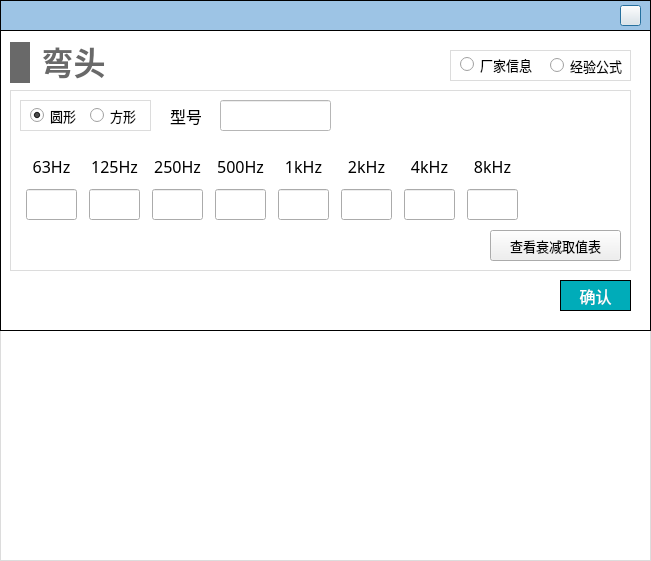
Old version of the form NoiseCalSoft/inputDialog/dialog_elbow.ui in the repository haobana/NoiCal.
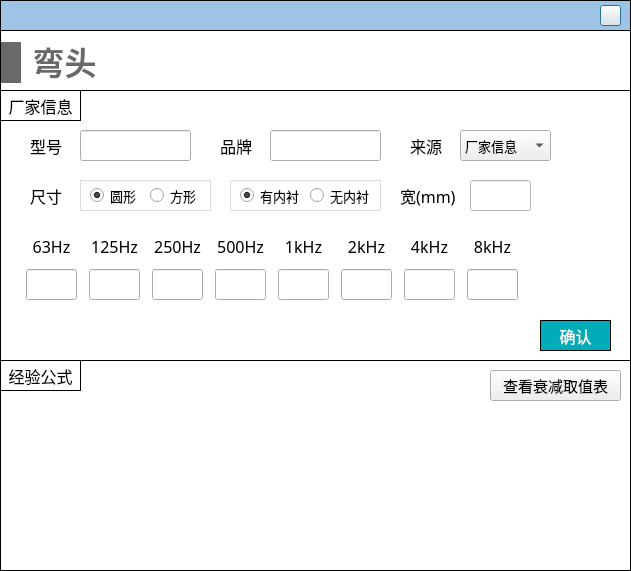
New version of the form. The open tabs and pages were chosen to show the change. Icons and pictures are not drawn.

What changed in the file:
```diff
--- a/NoiseCalSoft/inputDialog/dialog_elbow.ui
+++ b/NoiseCalSoft/inputDialog/dialog_elbow.ui
@@ -6,8 +6,8 @@
    <rect>
     <x>0</x>
     <y>0</y>
-    <width>651</width>
-    <height>561</height>
+    <width>631</width>
+    <height>571</height>
    </rect>
   </property>
   <property name="font">
@@ -40,7 +40,7 @@
     <rect>
      <x>0</x>
      <y>0</y>
-     <width>651</width>
+     <width>631</width>
      <height>31</height>
     </rect>
    </property>
@@ -55,7 +55,7 @@
    <widget class="QPushButton" name="close">
     <property name="geometry">
      <rect>
-      <x>620</x>
+      <x>600</x>
       <y>5</y>
       <width>21</width>
       <height>21</height>
@@ -69,128 +69,13 @@
     </property>
    </widget>
   </widget>
-  <widget class="QStackedWidget" name="stackedWidget_descri">
-   <property name="geometry">
-    <rect>
-     <x>0</x>
-     <y>330</y>
-     <width>651</width>
-     <height>231</height>
-    </rect>
-   </property>
-   <property name="minimumSize">
-    <size>
-     <width>651</width>
-     <height>231</height>
-    </size>
-   </property>
-   <property name="styleSheet">
-    <string notr="true"/>
-   </property>
-   <property name="currentIndex">
-    <number>0</number>
-   </property>
-   <widget class="QWidget" name="page_circle_descri">
-    <property name="styleSheet">
-     <string notr="true">#page_circle_descri
-{
-    background-color: rgb(255, 255, 255);
-}</string>
-    </property>
-    <widget class="QWidget" name="widget_6" native="true">
-     <property name="geometry">
-      <rect>
-       <x>0</x>
-       <y>0</y>
-       <width>651</width>
-       <height>231</height>
-      </rect>
-     </property>
-     <property name="minimumSize">
-      <size>
-       <width>651</width>
-       <height>231</height>
-      </size>
-     </property>
-     <property name="styleSheet">
-      <string notr="true">#widget_6
-{
-border: 1px solid #DCDCDC;
-}</string>
-     </property>
-     <widget class="QLabel" name="label_3">
-      <property name="geometry">
-       <rect>
-        <x>10</x>
-        <y>30</y>
-        <width>611</width>
-        <height>121</height>
-       </rect>
-      </property>
-      <property name="styleSheet">
-       <string notr="true">border-image: url(:/images/image/elbow_descri.png);</string>
-      </property>
-      <property name="text">
-       <string/>
-      </property>
-     </widget>
-    </widget>
-   </widget>
-   <widget class="QWidget" name="page_rect_descri">
-    <property name="styleSheet">
-     <string notr="true">#page_rect_descri
-{
-    background-color: rgb(255, 255, 255);
-}</string>
-    </property>
-    <widget class="QWidget" name="widget_9" native="true">
-     <property name="geometry">
-      <rect>
-       <x>0</x>
-       <y>0</y>
-       <width>651</width>
-       <height>231</height>
-      </rect>
-     </property>
-     <property name="minimumSize">
-      <size>
-       <width>651</width>
-       <height>231</height>
-      </size>
-     </property>
-     <property name="styleSheet">
-      <string notr="true">#widget_9
-{
-border: 1px solid #DCDCDC;
-}</string>
-     </property>
-     <widget class="QLabel" name="label_4">
-      <property name="geometry">
-       <rect>
-        <x>10</x>
-        <y>30</y>
-        <width>611</width>
-        <height>121</height>
-       </rect>
-      </property>
-      <property name="styleSheet">
-       <string notr="true">border-image: url(:/images/image/elbow_descri.png);</string>
-      </property>
-      <property name="text">
-       <string/>
-      </property>
-     </widget>
-    </widget>
-   </widget>
-   <widget class="QWidget" name="page_white"/>
-  </widget>
   <widget class="QWidget" name="widget_terminal" native="true">
    <property name="geometry">
     <rect>
      <x>0</x>
      <y>30</y>
-     <width>651</width>
-     <height>301</height>
+     <width>631</width>
+     <height>331</height>
     </rect>
    </property>
    <property name="font">
@@ -207,10 +92,10 @@
    <widget class="QWidget" name="widget_2" native="true">
     <property name="geometry">
      <rect>
-      <x>10</x>
+      <x>0</x>
       <y>60</y>
-      <width>621</width>
-      <height>181</height>
+      <width>631</width>
+      <height>271</height>
      </rect>
     </property>
     <property name="font">
@@ -222,7 +107,7 @@
     <property name="styleSheet">
      <string notr="true">#widget_2
 {
-border: 1px solid #DCDCDC;
+border: 1px solid #000000;
 }
 
 QLabel
@@ -234,13 +119,18 @@
 QLineEdit
 {
 font-family: '黑体';
+}
+
+QComboBox
+{
+font-family: '黑体';
 }</string>
     </property>
     <widget class="QStackedWidget" name="stackedWidget_input">
      <property name="geometry">
       <rect>
-       <x>160</x>
-       <y>10</y>
+       <x>230</x>
+       <y>90</y>
        <width>301</width>
        <height>31</height>
       </rect>
@@ -429,49 +319,12 @@
        </property>
       </widget>
      </widget>
-     <widget class="QWidget" name="page_known">
-      <widget class="QLabel" name="label_17">
-       <property name="geometry">
-        <rect>
-         <x>0</x>
-         <y>0</y>
-         <width>31</width>
-         <height>31</height>
-        </rect>
-       </property>
-       <property name="font">
-        <font>
-         <family>黑体</family>
-         <pointsize>-1</pointsize>
-        </font>
-       </property>
-       <property name="text">
-        <string>型号</string>
-       </property>
-      </widget>
-      <widget class="QLineEdit" name="lineEdit_model">
-       <property name="geometry">
-        <rect>
-         <x>50</x>
-         <y>0</y>
-         <width>111</width>
-         <height>31</height>
-        </rect>
-       </property>
-       <property name="font">
-        <font>
-         <family>黑体</family>
-         <pointsize>-1</pointsize>
-        </font>
-       </property>
-      </widget>
-     </widget>
     </widget>
     <widget class="QWidget" name="widget_8" native="true">
      <property name="geometry">
       <rect>
-       <x>10</x>
-       <y>10</y>
+       <x>80</x>
+       <y>90</y>
        <width>131</width>
        <height>31</height>
       </rect>
@@ -527,8 +380,8 @@
     <widget class="QWidget" name="layoutWidget">
      <property name="geometry">
       <rect>
-       <x>10</x>
-       <y>60</y>
+       <x>20</x>
+       <y>140</y>
        <width>511</width>
        <height>72</height>
       </rect>
@@ -1011,7 +864,7 @@
            <set>Qt::AlignCenter</set>
           </property>
           <property name="readOnly">
-           <bool>true</bool>
+           <bool>false</bool>
           </property>
          </widget>
         </item>
@@ -1019,44 +872,24 @@
       </item>
      </layout>
     </widget>
-    <widget class="QPushButton" name="pushButton">
+    <widget class="QPushButton" name="pushButton_confirm">
      <property name="geometry">
       <rect>
-       <x>480</x>
-       <y>140</y>
-       <width>131</width>
+       <x>540</x>
+       <y>230</y>
+       <width>71</width>
        <height>31</height>
       </rect>
      </property>
      <property name="font">
       <font>
        <family>黑体</family>
-       <pointsize>10</pointsize>
+       <pointsize>12</pointsize>
+       <bold>false</bold>
       </font>
      </property>
-     <property name="text">
-      <string>查看衰减取值表</string>
-     </property>
-    </widget>
-   </widget>
-   <widget class="QPushButton" name="pushButton_confirm">
-    <property name="geometry">
-     <rect>
-      <x>560</x>
-      <y>250</y>
-      <width>71</width>
-      <height>31</height>
-     </rect>
-    </property>
-    <property name="font">
-     <font>
-      <family>黑体</family>
-      <pointsize>12</pointsize>
-      <bold>false</bold>
-     </font>
-    </property>
-    <property name="styleSheet">
-     <string notr="true">QPushButton
+     <property name="styleSheet">
+      <string notr="true">QPushButton
 {
 	color:#ffffff; /*文字颜色*/
     background-color: #00ACB9;/*背景色*/
@@ -1070,31 +903,16 @@
 background-color: rgb(0,142,153);
 color: white;
 }</string>
-    </property>
-    <property name="text">
-     <string>确认</string>
-    </property>
-   </widget>
-   <widget class="QWidget" name="widget_7" native="true">
-    <property name="geometry">
-     <rect>
-      <x>450</x>
-      <y>20</y>
-      <width>181</width>
-      <height>31</height>
-     </rect>
-    </property>
-    <property name="styleSheet">
-     <string notr="true">#widget_7
-{
-border: 1px solid #DCDCDC;
-}</string>
-    </property>
-    <widget class="QRadioButton" name="radioButton_known">
+     </property>
+     <property name="text">
+      <string>确认</string>
+     </property>
+    </widget>
+    <widget class="QLabel" name="label_26">
      <property name="geometry">
       <rect>
-       <x>10</x>
-       <y>-1</y>
+       <x>0</x>
+       <y>0</y>
        <width>81</width>
        <height>31</height>
       </rect>
@@ -1102,37 +920,159 @@
      <property name="font">
       <font>
        <family>黑体</family>
-       <pointsize>10</pointsize>
+       <pointsize>-1</pointsize>
       </font>
      </property>
+     <property name="styleSheet">
+      <string notr="true">border: 1px solid #000000;
+</string>
+     </property>
      <property name="text">
       <string>厂家信息</string>
      </property>
+     <property name="alignment">
+      <set>Qt::AlignCenter</set>
+     </property>
     </widget>
-    <widget class="QRadioButton" name="radioButton_formula">
+    <widget class="QLabel" name="label_30">
      <property name="geometry">
       <rect>
-       <x>100</x>
-       <y>0</y>
-       <width>81</width>
+       <x>30</x>
+       <y>40</y>
+       <width>41</width>
        <height>31</height>
       </rect>
      </property>
      <property name="font">
       <font>
        <family>黑体</family>
-       <pointsize>10</pointsize>
+       <pointsize>-1</pointsize>
       </font>
      </property>
      <property name="text">
-      <string>经验公式</string>
+      <string>型号</string>
+     </property>
+    </widget>
+    <widget class="QLineEdit" name="lineEdit_model">
+     <property name="geometry">
+      <rect>
+       <x>80</x>
+       <y>40</y>
+       <width>111</width>
+       <height>31</height>
+      </rect>
+     </property>
+     <property name="font">
+      <font>
+       <family>黑体</family>
+       <pointsize>-1</pointsize>
+      </font>
+     </property>
+    </widget>
+    <widget class="QLabel" name="label_27">
+     <property name="geometry">
+      <rect>
+       <x>220</x>
+       <y>40</y>
+       <width>41</width>
+       <height>31</height>
+      </rect>
+     </property>
+     <property name="font">
+      <font>
+       <family>黑体</family>
+       <pointsize>-1</pointsize>
+      </font>
+     </property>
+     <property name="text">
+      <string>品牌</string>
+     </property>
+    </widget>
+    <widget class="QLineEdit" name="lineEdit_brand">
+     <property name="geometry">
+      <rect>
+       <x>270</x>
+       <y>40</y>
+       <width>111</width>
+       <height>31</height>
+      </rect>
+     </property>
+     <property name="font">
+      <font>
+       <family>黑体</family>
+       <pointsize>-1</pointsize>
+      </font>
+     </property>
+    </widget>
+    <widget class="QComboBox" name="comboBox_data_source">
+     <property name="geometry">
+      <rect>
+       <x>460</x>
+       <y>40</y>
+       <width>91</width>
+       <height>31</height>
+      </rect>
+     </property>
+     <property name="font">
+      <font>
+       <family>黑体</family>
+       <pointsize>-1</pointsize>
+      </font>
+     </property>
+     <item>
+      <property name="text">
+       <string>厂家信息</string>
+      </property>
+     </item>
+     <item>
+      <property name="text">
+       <string>设计预估</string>
+      </property>
+     </item>
+    </widget>
+    <widget class="QLabel" name="label_32">
+     <property name="geometry">
+      <rect>
+       <x>410</x>
+       <y>40</y>
+       <width>41</width>
+       <height>31</height>
+      </rect>
+     </property>
+     <property name="font">
+      <font>
+       <family>黑体</family>
+       <pointsize>-1</pointsize>
+      </font>
+     </property>
+     <property name="text">
+      <string>来源</string>
+     </property>
+    </widget>
+    <widget class="QLabel" name="label_31">
+     <property name="geometry">
+      <rect>
+       <x>30</x>
+       <y>90</y>
+       <width>41</width>
+       <height>31</height>
+      </rect>
+     </property>
+     <property name="font">
+      <font>
+       <family>黑体</family>
+       <pointsize>-1</pointsize>
+      </font>
+     </property>
+     <property name="text">
+      <string>尺寸</string>
      </property>
     </widget>
    </widget>
    <widget class="QWidget" name="layoutWidget_19">
     <property name="geometry">
      <rect>
-      <x>10</x>
+      <x>1</x>
       <y>10</y>
       <width>101</width>
       <height>45</height>
@@ -1190,6 +1130,83 @@
     </layout>
    </widget>
   </widget>
+  <widget class="QWidget" name="widget" native="true">
+   <property name="geometry">
+    <rect>
+     <x>0</x>
+     <y>360</y>
+     <width>631</width>
+     <height>211</height>
+    </rect>
+   </property>
+   <property name="styleSheet">
+    <string notr="true">#widget
+{
+border: 1px solid #000000;
+}</string>
+   </property>
+   <widget class="QLabel" name="label_3">
+    <property name="geometry">
+     <rect>
+      <x>10</x>
+      <y>60</y>
+      <width>611</width>
+      <height>121</height>
+     </rect>
+    </property>
+    <property name="styleSheet">
+     <string notr="true">border-image: url(:/images/image/elbow_descri.png);</string>
+    </property>
+    <property name="text">
+     <string/>
+    </property>
+   </widget>
+   <widget class="QLabel" name="label_19">
+    <property name="geometry">
+     <rect>
+      <x>0</x>
+      <y>0</y>
+      <width>81</width>
+      <height>31</height>
+     </rect>
+    </property>
+    <property name="font">
+     <font>
+      <family>黑体</family>
+      <pointsize>12</pointsize>
+     </font>
+    </property>
+    <property name="styleSheet">
+     <string notr="true">border: 1px solid #000000;
+</string>
+    </property>
+    <property name="text">
+     <string>经验公式</string>
+    </property>
+    <property name="alignment">
+     <set>Qt::AlignCenter</set>
+    </property>
+   </widget>
+   <widget class="QPushButton" name="pushButton">
+    <property name="geometry">
+     <rect>
+      <x>490</x>
+      <y>10</y>
+      <width>131</width>
+      <height>31</height>
+     </rect>
+    </property>
+    <property name="font">
+     <font>
+      <family>黑体</family>
+      <pointsize>11</pointsize>
+     </font>
+    </property>
+    <property name="text">
+     <string>查看衰减取值表</string>
+    </property>
+   </widget>
+  </widget>
  </widget>
  <resources/>
  <connections/>
```
Left out of the diff: 4 changed lines with no effect on the pictures.
